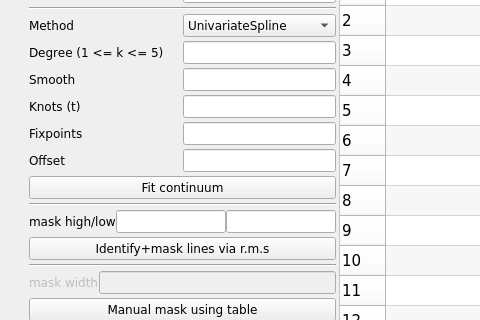
Above: dev/gui.ui from astrojohannes/normalizer before the change; both pictures show x 0 to 480 and y 117 to 437 of the 660 by 880 pixel window. Below: the same form after it.
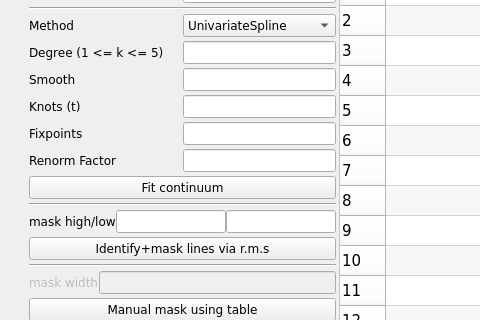
That is the form after the change.

The edit to the form file:
```diff
--- a/dev/gui.ui
+++ b/dev/gui.ui
@@ -493,7 +493,7 @@
          <item>
           <widget class="QLabel" name="label_13">
            <property name="text">
-            <string>Offset</string>
+            <string>Renorm Factor</string>
            </property>
           </widget>
          </item>
```
Left out of the diff: 2 changed lines with no effect on the pictures.
